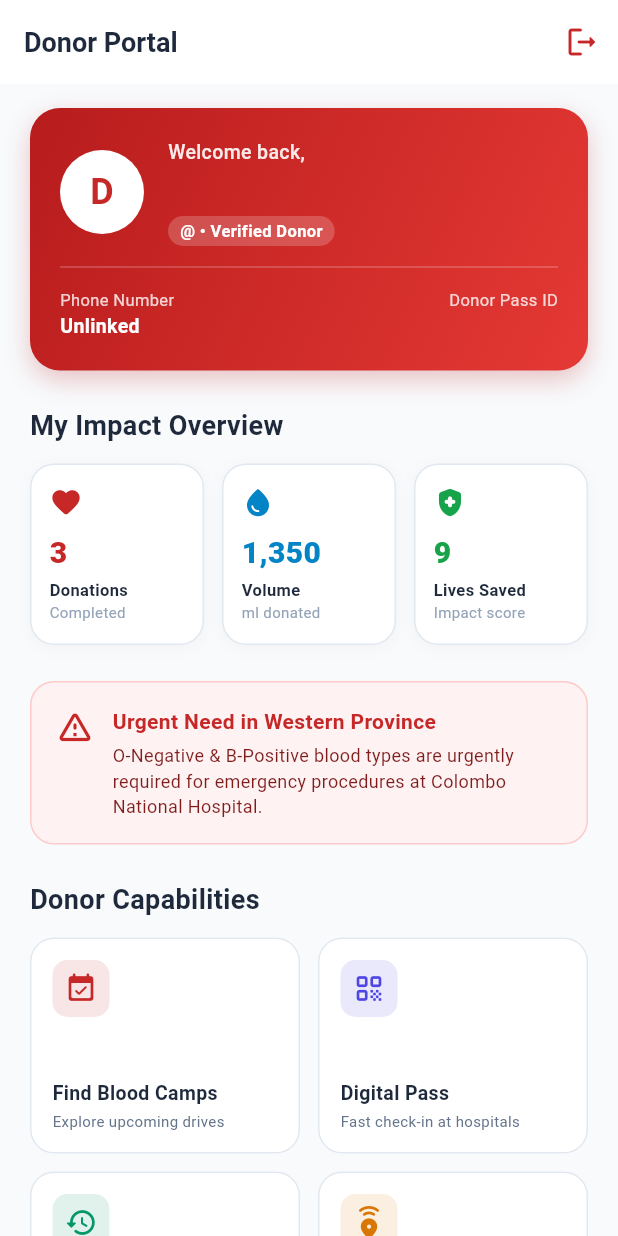
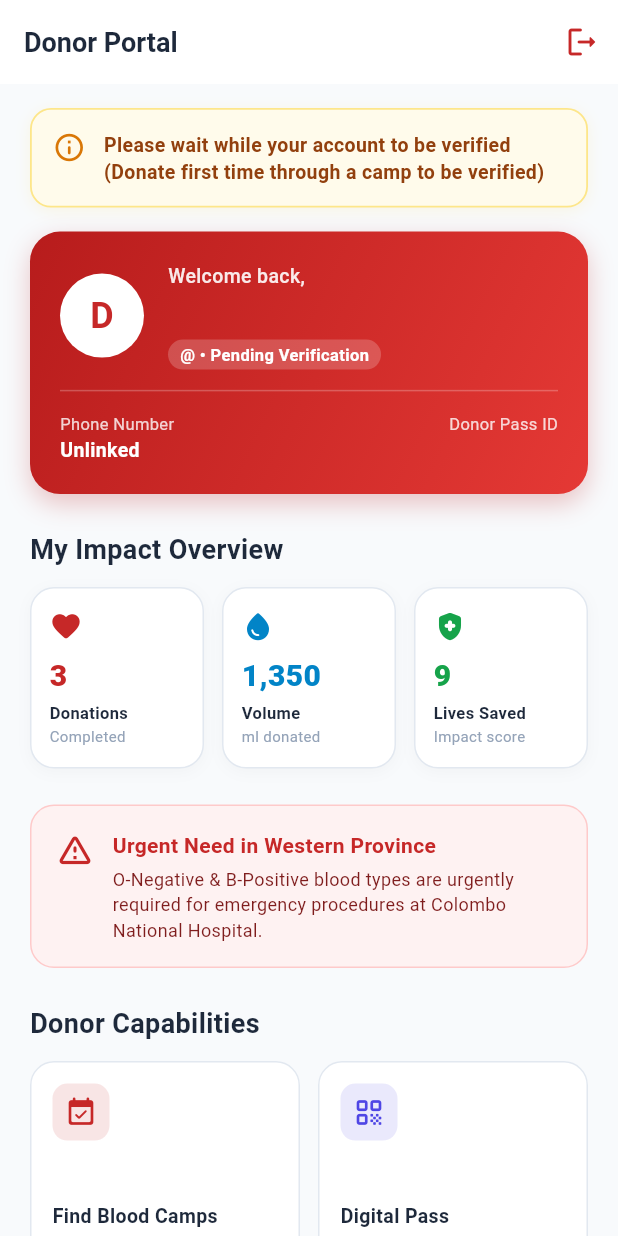
Before and after one commit to BloodConnectSL/mobile-app, a Flutter app: the DonorDashboardScreen screen opened directly with empty values, on a phone screen of 412 x 824 dp. Run offline on Flutter 3.47's test engine with Material 3 defaults, Android fonts, the phone set to English and light mode, and no system bars; our stand-ins replace geolocator.

Commit message:
refactor: check profile_completed for onboarding wizard, keep is_verified false and show pending verification banner on donor dashboard

```diff
--- a/lib/screens/donor_dashboard_screen.dart
+++ b/lib/screens/donor_dashboard_screen.dart
@@ -55,6 +55,7 @@ class DonorDashboardScreen extends StatelessWidget {
         : username;
     final phone = userData['phone'] ?? '';
     final qrRef = userData['qr_ref'] ?? 'REF-DONOR';
+    final isVerified = userData['is_verified'] == true;
 
     return Scaffold(
       backgroundColor: const Color(0xFFF8FAFC),
@@ -75,6 +76,46 @@ class DonorDashboardScreen extends StatelessWidget {
           child: Column(
             crossAxisAlignment: CrossAxisAlignment.start,
             children: [
+              // Pending Verification Banner
+              if (!isVerified) ...[
+                Container(
+                  width: double.infinity,
+                  margin: const EdgeInsets.only(bottom: 16),
+                  padding: const EdgeInsets.all(14),
+                  decoration: BoxDecoration(
+                    color: const Color(0xFFFFFBEB),
+                    borderRadius: BorderRadius.circular(14),
+                    border: Border.all(color: const Color(0xFFFDE68A), width: 1.2),
+                    boxShadow: [
+                      BoxShadow(
+                        color: Colors.amber.withValues(alpha: 0.1),
+                        blurRadius: 8,
+                        offset: const Offset(0, 2),
+                      ),
+                    ],
+                  ),
+                  child: const Row(
+                    crossAxisAlignment: CrossAxisAlignment.start,
+                    children: [
+                      Icon(Icons.info_outline_rounded,
+                          color: Color(0xFFD97706), size: 22),
+                      SizedBox(width: 12),
+                      Expanded(
+                        child: Text(
+                          'Please wait while your account to be verified (Donate first time through a camp to be verified)',
+                          style: TextStyle(
+                            color: Color(0xFF92400E),
+                            fontSize: 13,
+                            fontWeight: FontWeight.w600,
+                            height: 1.4,
+                          ),
+                        ),
+                      ),
+                    ],
+                  ),
+                ),
+              ],
+
               // User Greeting & Role Banner
               Container(
                 width: double.infinity,
@@ -143,7 +184,7 @@ class DonorDashboardScreen extends StatelessWidget {
                                   borderRadius: BorderRadius.circular(12),
                                 ),
                                 child: Text(
-                                  '@$username • Verified Donor',
+                                  '@$username • ${isVerified ? "Verified Donor" : "Pending Verification"}',
                                   style: const TextStyle(
                                     color: Colors.white,
                                     fontSize: 11,
--- a/lib/screens/donor_onboarding_wizard_screen.dart
+++ b/lib/screens/donor_onboarding_wizard_screen.dart
@@ -225,8 +225,8 @@ class _DonorOnboardingWizardScreenState
 
       if (!mounted) return;
 
-      // Update user session map
-      widget.userData['is_verified'] = true;
+      // Update user session map: profile_completed is now true, while is_verified remains false pending admin / camp verification
+      widget.userData['is_verified'] = false;
       widget.userData['profile_completed'] = true;
       widget.userData['blood_type_id'] = _selectedBloodTypeId;
 
--- a/lib/screens/login_screen.dart
+++ b/lib/screens/login_screen.dart
@@ -65,10 +65,10 @@ class _LoginScreenState extends State<LoginScreen> {
         ),
       );
 
-      final isVerified = data['is_verified'] == true;
+      final profileCompleted = data['profile_completed'] == true;
 
-      // If the donor is logging in for the first time (not verified), direct to onboarding wizard
-      if ((rawRole == 'DONOR' || rawRole.isEmpty) && !isVerified) {
+      // If the donor has not completed their profile, direct to onboarding wizard
+      if ((rawRole == 'DONOR' || rawRole.isEmpty) && !profileCompleted) {
         Navigator.of(context).pushReplacement(
           MaterialPageRoute(
             builder: (_) => DonorOnboardingWizardScreen(userData: data),
```
